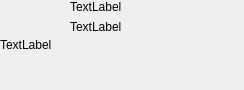
Old version of the form wengophone/src/presentation/qt/toaster/QtCallToaster.ui in the repository tkrotoff/WengoPhone.
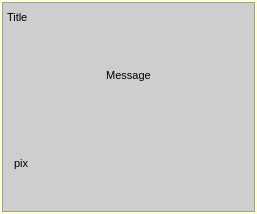
New version of the form. Icons and pictures are not drawn. Custom widgets are drawn as their Qt base class.

Commit message: Bug fix + new design for toasters

```diff
--- a/wengophone/src/presentation/qt/toaster/QtCallToaster.ui
+++ b/wengophone/src/presentation/qt/toaster/QtCallToaster.ui
@@ -8,122 +8,764 @@
    <rect>
     <x>0</x>
     <y>0</y>
-    <width>244</width>
-    <height>70</height>
+    <width>257</width>
+    <height>214</height>
    </rect>
   </property>
+  <property name="palette" >
+   <palette>
+    <active>
+     <color>
+      <red>0</red>
+      <green>0</green>
+      <blue>0</blue>
+     </color>
+     <color>
+      <red>212</red>
+      <green>208</green>
+      <blue>200</blue>
+     </color>
+     <color>
+      <red>255</red>
+      <green>255</green>
+      <blue>255</blue>
+     </color>
+     <color>
+      <red>234</red>
+      <green>229</green>
+      <blue>220</blue>
+     </color>
+     <color>
+      <red>128</red>
+      <green>128</green>
+      <blue>128</blue>
+     </color>
+     <color>
+      <red>141</red>
+      <green>139</green>
+      <blue>133</blue>
+     </color>
+     <color>
+      <red>0</red>
+      <green>0</green>
+      <blue>0</blue>
+     </color>
+     <color>
+      <red>255</red>
+      <green>255</green>
+      <blue>255</blue>
+     </color>
+     <color>
+      <red>0</red>
+      <green>0</green>
+      <blue>0</blue>
+     </color>
+     <color>
+      <red>255</red>
+      <green>255</green>
+      <blue>255</blue>
+     </color>
+     <color>
+      <red>255</red>
+      <green>255</green>
+      <blue>210</blue>
+     </color>
+     <color>
+      <red>64</red>
+      <green>64</green>
+      <blue>64</blue>
+     </color>
+     <color>
+      <red>10</red>
+      <green>36</green>
+      <blue>106</blue>
+     </color>
+     <color>
+      <red>255</red>
+      <green>255</green>
+      <blue>255</blue>
+     </color>
+     <color>
+      <red>0</red>
+      <green>0</green>
+      <blue>255</blue>
+     </color>
+     <color>
+      <red>255</red>
+      <green>0</green>
+      <blue>255</blue>
+     </color>
+     <color>
+      <red>232</red>
+      <green>232</green>
+      <blue>232</blue>
+     </color>
+    </active>
+    <inactive>
+     <color>
+      <red>0</red>
+      <green>0</green>
+      <blue>0</blue>
+     </color>
+     <color>
+      <red>212</red>
+      <green>208</green>
+      <blue>200</blue>
+     </color>
+     <color>
+      <red>255</red>
+      <green>255</green>
+      <blue>255</blue>
+     </color>
+     <color>
+      <red>234</red>
+      <green>229</green>
+      <blue>220</blue>
+     </color>
+     <color>
+      <red>128</red>
+      <green>128</green>
+      <blue>128</blue>
+     </color>
+     <color>
+      <red>141</red>
+      <green>139</green>
+      <blue>133</blue>
+     </color>
+     <color>
+      <red>0</red>
+      <green>0</green>
+      <blue>0</blue>
+     </color>
+     <color>
+      <red>255</red>
+      <green>255</green>
+      <blue>255</blue>
+     </color>
+     <color>
+      <red>0</red>
+      <green>0</green>
+      <blue>0</blue>
+     </color>
+     <color>
+      <red>255</red>
+      <green>255</green>
+      <blue>255</blue>
+     </color>
+     <color>
+      <red>255</red>
+      <green>255</green>
+      <blue>210</blue>
+     </color>
+     <color>
+      <red>64</red>
+      <green>64</green>
+      <blue>64</blue>
+     </color>
+     <color>
+      <red>212</red>
+      <green>208</green>
+      <blue>200</blue>
+     </color>
+     <color>
+      <red>0</red>
+      <green>0</green>
+      <blue>0</blue>
+     </color>
+     <color>
+      <red>0</red>
+      <green>0</green>
+      <blue>255</blue>
+     </color>
+     <color>
+      <red>255</red>
+      <green>0</green>
+      <blue>255</blue>
+     </color>
+     <color>
+      <red>232</red>
+      <green>232</green>
+      <blue>232</blue>
+     </color>
+    </inactive>
+    <disabled>
+     <color>
+      <red>106</red>
+      <green>104</green>
+      <blue>100</blue>
+     </color>
+     <color>
+      <red>212</red>
+      <green>208</green>
+      <blue>200</blue>
+     </color>
+     <color>
+      <red>255</red>
+      <green>255</green>
+      <blue>255</blue>
+     </color>
+     <color>
+      <red>233</red>
+      <green>231</green>
+      <blue>227</blue>
+     </color>
+     <color>
+      <red>128</red>
+      <green>128</green>
+      <blue>128</blue>
+     </color>
+     <color>
+      <red>141</red>
+      <green>139</green>
+      <blue>133</blue>
+     </color>
+     <color>
+      <red>106</red>
+      <green>104</green>
+      <blue>100</blue>
+     </color>
+     <color>
+      <red>255</red>
+      <green>255</green>
+      <blue>255</blue>
+     </color>
+     <color>
+      <red>106</red>
+      <green>104</green>
+      <blue>100</blue>
+     </color>
+     <color>
+      <red>255</red>
+      <green>255</green>
+      <blue>210</blue>
+     </color>
+     <color>
+      <red>255</red>
+      <green>255</green>
+      <blue>210</blue>
+     </color>
+     <color>
+      <red>0</red>
+      <green>0</green>
+      <blue>0</blue>
+     </color>
+     <color>
+      <red>10</red>
+      <green>36</green>
+      <blue>106</blue>
+     </color>
+     <color>
+      <red>255</red>
+      <green>255</green>
+      <blue>255</blue>
+     </color>
+     <color>
+      <red>0</red>
+      <green>0</green>
+      <blue>255</blue>
+     </color>
+     <color>
+      <red>255</red>
+      <green>0</green>
+      <blue>255</blue>
+     </color>
+     <color>
+      <red>232</red>
+      <green>232</green>
+      <blue>232</blue>
+     </color>
+    </disabled>
+   </palette>
+  </property>
   <property name="windowTitle" >
    <string>Form</string>
   </property>
+  <property name="autoFillBackground" >
+   <bool>true</bool>
+  </property>
   <layout class="QGridLayout" >
    <property name="margin" >
-    <number>0</number>
+    <number>2</number>
    </property>
    <property name="spacing" >
     <number>0</number>
    </property>
-   <item row="0" column="1" >
-    <layout class="QVBoxLayout" >
-     <property name="margin" >
-      <number>0</number>
+   <item row="0" column="0" >
+    <widget class="QFrame" name="frame_3" >
+     <property name="palette" >
+      <palette>
+       <active>
+        <color>
+         <red>0</red>
+         <green>0</green>
+         <blue>0</blue>
+        </color>
+        <color>
+         <red>212</red>
+         <green>208</green>
+         <blue>200</blue>
+        </color>
+        <color>
+         <red>255</red>
+         <green>255</green>
+         <blue>255</blue>
+        </color>
+        <color>
+         <red>234</red>
+         <green>229</green>
+         <blue>220</blue>
+        </color>
+        <color>
+         <red>128</red>
+         <green>128</green>
+         <blue>128</blue>
+        </color>
+        <color>
+         <red>141</red>
+         <green>139</green>
+         <blue>133</blue>
+        </color>
+        <color>
+         <red>0</red>
+         <green>0</green>
+         <blue>0</blue>
+        </color>
+        <color>
+         <red>255</red>
+         <green>255</green>
+         <blue>255</blue>
+        </color>
+        <color>
+         <red>0</red>
+         <green>0</green>
+         <blue>0</blue>
+        </color>
+        <color>
+         <red>255</red>
+         <green>255</green>
+         <blue>255</blue>
+        </color>
+        <color>
+         <red>206</red>
+         <green>206</green>
+         <blue>206</blue>
+        </color>
+        <color>
+         <red>64</red>
+         <green>64</green>
+         <blue>64</blue>
+        </color>
+        <color>
+         <red>10</red>
+         <green>36</green>
+         <blue>106</blue>
+        </color>
+        <color>
+         <red>255</red>
+         <green>255</green>
+         <blue>255</blue>
+        </color>
+        <color>
+         <red>0</red>
+         <green>0</green>
+         <blue>255</blue>
+        </color>
+        <color>
+         <red>255</red>
+         <green>0</green>
+         <blue>255</blue>
+        </color>
+        <color>
+         <red>232</red>
+         <green>232</green>
+         <blue>232</blue>
+        </color>
+       </active>
+       <inactive>
+        <color>
+         <red>0</red>
+         <green>0</green>
+         <blue>0</blue>
+        </color>
+        <color>
+         <red>212</red>
+         <green>208</green>
+         <blue>200</blue>
+        </color>
+        <color>
+         <red>255</red>
+         <green>255</green>
+         <blue>255</blue>
+        </color>
+        <color>
+         <red>234</red>
+         <green>229</green>
+         <blue>220</blue>
+        </color>
+        <color>
+         <red>128</red>
+         <green>128</green>
+         <blue>128</blue>
+        </color>
+        <color>
+         <red>141</red>
+         <green>139</green>
+         <blue>133</blue>
+        </color>
+        <color>
+         <red>0</red>
+         <green>0</green>
+         <blue>0</blue>
+        </color>
+        <color>
+         <red>255</red>
+         <green>255</green>
+         <blue>255</blue>
+        </color>
+        <color>
+         <red>0</red>
+         <green>0</green>
+         <blue>0</blue>
+        </color>
+        <color>
+         <red>255</red>
+         <green>255</green>
+         <blue>255</blue>
+        </color>
+        <color>
+         <red>206</red>
+         <green>206</green>
+         <blue>206</blue>
+        </color>
+        <color>
+         <red>64</red>
+         <green>64</green>
+         <blue>64</blue>
+        </color>
+        <color>
+         <red>212</red>
+         <green>208</green>
+         <blue>200</blue>
+        </color>
+        <color>
+         <red>0</red>
+         <green>0</green>
+         <blue>0</blue>
+        </color>
+        <color>
+         <red>0</red>
+         <green>0</green>
+         <blue>255</blue>
+        </color>
+        <color>
+         <red>255</red>
+         <green>0</green>
+         <blue>255</blue>
+        </color>
+        <color>
+         <red>232</red>
+         <green>232</green>
+         <blue>232</blue>
+        </color>
+       </inactive>
+       <disabled>
+        <color>
+         <red>106</red>
+         <green>104</green>
+         <blue>100</blue>
+        </color>
+        <color>
+         <red>212</red>
+         <green>208</green>
+         <blue>200</blue>
+        </color>
+        <color>
+         <red>255</red>
+         <green>255</green>
+         <blue>255</blue>
+        </color>
+        <color>
+         <red>233</red>
+         <green>231</green>
+         <blue>227</blue>
+        </color>
+        <color>
+         <red>128</red>
+         <green>128</green>
+         <blue>128</blue>
+        </color>
+        <color>
+         <red>141</red>
+         <green>139</green>
+         <blue>133</blue>
+        </color>
+        <color>
+         <red>106</red>
+         <green>104</green>
+         <blue>100</blue>
+        </color>
+        <color>
+         <red>255</red>
+         <green>255</green>
+         <blue>255</blue>
+        </color>
+        <color>
+         <red>106</red>
+         <green>104</green>
+         <blue>100</blue>
+        </color>
+        <color>
+         <red>206</red>
+         <green>206</green>
+         <blue>206</blue>
+        </color>
+        <color>
+         <red>206</red>
+         <green>206</green>
+         <blue>206</blue>
+        </color>
+        <color>
+         <red>0</red>
+         <green>0</green>
+         <blue>0</blue>
+        </color>
+        <color>
+         <red>10</red>
+         <green>36</green>
+         <blue>106</blue>
+        </color>
+        <color>
+         <red>255</red>
+         <green>255</green>
+         <blue>255</blue>
+        </color>
+        <color>
+         <red>0</red>
+         <green>0</green>
+         <blue>255</blue>
+        </color>
+        <color>
+         <red>255</red>
+         <green>0</green>
+         <blue>255</blue>
+        </color>
+        <color>
+         <red>232</red>
+         <green>232</green>
+         <blue>232</blue>
+        </color>
+       </disabled>
+      </palette>
      </property>
-     <property name="spacing" >
-      <number>6</number>
+     <property name="autoFillBackground" >
+      <bool>true</bool>
      </property>
-     <item>
-      <widget class="QLabel" name="titleLabel" >
-       <property name="text" >
-        <string>TextLabel</string>
-       </property>
-      </widget>
-     </item>
-     <item>
-      <widget class="QLabel" name="messageLabel" >
-       <property name="text" >
-        <string>TextLabel</string>
-       </property>
-      </widget>
-     </item>
-    </layout>
-   </item>
-   <item row="1" column="1" >
-    <layout class="QHBoxLayout" >
-     <property name="margin" >
-      <number>0</number>
+     <property name="frameShape" >
+      <enum>QFrame::StyledPanel</enum>
      </property>
-     <property name="spacing" >
-      <number>0</number>
+     <property name="frameShadow" >
+      <enum>QFrame::Raised</enum>
      </property>
-     <item>
-      <widget class="QtWengoStyleLabel" name="hangupLabel" >
-       <property name="minimumSize" >
-        <size>
-         <width>28</width>
-         <height>56</height>
-        </size>
-       </property>
-       <property name="maximumSize" >
-        <size>
-         <width>28</width>
-         <height>56</height>
-        </size>
-       </property>
-       <property name="text" >
-        <string/>
-       </property>
-      </widget>
-     </item>
-     <item>
-      <widget class="QtWengoStyleLabel" name="callLabel" >
-       <property name="minimumSize" >
-        <size>
-         <width>48</width>
-         <height>56</height>
-        </size>
-       </property>
-       <property name="maximumSize" >
-        <size>
-         <width>48</width>
-         <height>56</height>
-        </size>
-       </property>
-       <property name="text" >
-        <string/>
-       </property>
-      </widget>
-     </item>
-     <item>
-      <spacer>
-       <property name="orientation" >
-        <enum>Qt::Horizontal</enum>
-       </property>
-       <property name="sizeHint" >
-        <size>
-         <width>40</width>
-         <height>20</height>
-        </size>
-       </property>
-      </spacer>
-     </item>
-    </layout>
-   </item>
-   <item rowspan="2" row="0" column="0" >
-    <widget class="QLabel" name="pixmapLabel" >
-     <property name="minimumSize" >
-      <size>
-       <width>70</width>
-       <height>70</height>
-      </size>
-     </property>
-     <property name="maximumSize" >
-      <size>
-       <width>70</width>
-       <height>70</height>
-      </size>
-     </property>
-     <property name="text" >
-      <string>TextLabel</string>
-     </property>
+     <layout class="QGridLayout" >
+      <property name="margin" >
+       <number>2</number>
+      </property>
+      <property name="spacing" >
+       <number>0</number>
+      </property>
+      <item row="2" column="0" >
+       <widget class="QFrame" name="frame" >
+        <property name="frameShape" >
+         <enum>QFrame::NoFrame</enum>
+        </property>
+        <property name="frameShadow" >
+         <enum>QFrame::Raised</enum>
+        </property>
+        <layout class="QGridLayout" >
+         <property name="margin" >
+          <number>9</number>
+         </property>
+         <property name="spacing" >
+          <number>6</number>
+         </property>
+         <item row="0" column="0" >
+          <widget class="QLabel" name="pixmapLabel" >
+           <property name="minimumSize" >
+            <size>
+             <width>70</width>
+             <height>70</height>
+            </size>
+           </property>
+           <property name="maximumSize" >
+            <size>
+             <width>70</width>
+             <height>70</height>
+            </size>
+           </property>
+           <property name="text" >
+            <string>&lt;html>&lt;head>&lt;meta name="qrichtext" content="1" />&lt;/head>&lt;body style=" white-space: pre-wrap; font-family:MS Shell Dlg; font-size:8.25pt; font-weight:400; font-style:normal; text-decoration:none;">&lt;p style=" margin-top:0px; margin-bottom:0px; margin-left:0px; margin-right:0px; -qt-block-indent:0; text-indent:0px;">&lt;span style=" font-size:8pt;">pix&lt;/span>&lt;/p>&lt;/body>&lt;/html></string>
+           </property>
+          </widget>
+         </item>
+        </layout>
+       </widget>
+      </item>
+      <item row="2" column="1" >
+       <widget class="QFrame" name="frame_2" >
+        <property name="frameShape" >
+         <enum>QFrame::NoFrame</enum>
+        </property>
+        <property name="frameShadow" >
+         <enum>QFrame::Raised</enum>
+        </property>
+        <layout class="QGridLayout" >
+         <property name="margin" >
+          <number>9</number>
+         </property>
+         <property name="spacing" >
+          <number>6</number>
+         </property>
+         <item row="0" column="0" >
+          <layout class="QHBoxLayout" >
+           <property name="margin" >
+            <number>0</number>
+           </property>
+           <property name="spacing" >
+            <number>0</number>
+           </property>
+           <item>
+            <widget class="QtWengoStyleLabel" name="hangupLabel" >
+             <property name="minimumSize" >
+              <size>
+               <width>28</width>
+               <height>56</height>
+              </size>
+             </property>
+             <property name="maximumSize" >
+              <size>
+               <width>28</width>
+               <height>56</height>
+              </size>
+             </property>
+             <property name="frameShape" >
+              <enum>QFrame::NoFrame</enum>
+             </property>
+             <property name="text" >
+              <string/>
+             </property>
+            </widget>
+           </item>
+           <item>
+            <widget class="QtWengoStyleLabel" name="callLabel" >
+             <property name="minimumSize" >
+              <size>
+               <width>48</width>
+               <height>56</height>
+              </size>
+             </property>
+             <property name="maximumSize" >
+              <size>
+               <width>48</width>
+               <height>56</height>
+              </size>
+             </property>
+             <property name="frameShape" >
+              <enum>QFrame::NoFrame</enum>
+             </property>
+             <property name="text" >
+              <string/>
+             </property>
+            </widget>
+           </item>
+           <item>
+            <spacer>
+             <property name="orientation" >
+              <enum>Qt::Horizontal</enum>
+             </property>
+             <property name="sizeHint" >
+              <size>
+               <width>41</width>
+               <height>20</height>
+              </size>
+             </property>
+            </spacer>
+           </item>
+          </layout>
+         </item>
+        </layout>
+       </widget>
+      </item>
+      <item row="0" column="0" colspan="2" >
+       <layout class="QHBoxLayout" >
+        <property name="margin" >
+         <number>2</number>
+        </property>
+        <property name="spacing" >
+         <number>0</number>
+        </property>
+        <item>
+         <widget class="QLabel" name="titleLabel" >
+          <property name="text" >
+           <string>&lt;html>&lt;head>&lt;meta name="qrichtext" content="1" />&lt;/head>&lt;body style=" white-space: pre-wrap; font-family:MS Shell Dlg; font-size:8.25pt; font-weight:400; font-style:normal; text-decoration:none;">&lt;p style=" margin-top:0px; margin-bottom:0px; margin-left:0px; margin-right:0px; -qt-block-indent:0; text-indent:0px;">&lt;span style=" font-size:8pt;">Title&lt;/span>&lt;/p>&lt;/body>&lt;/html></string>
+          </property>
+         </widget>
+        </item>
+        <item>
+         <spacer>
+          <property name="orientation" >
+           <enum>Qt::Horizontal</enum>
+          </property>
+          <property name="sizeHint" >
+           <size>
+            <width>40</width>
+            <height>20</height>
+           </size>
+          </property>
+         </spacer>
+        </item>
+        <item>
+         <widget class="QPushButton" name="closeButton" >
+          <property name="sizePolicy" >
+           <sizepolicy>
+            <hsizetype>0</hsizetype>
+            <vsizetype>0</vsizetype>
+            <horstretch>0</horstretch>
+            <verstretch>0</verstretch>
+           </sizepolicy>
+          </property>
+          <property name="minimumSize" >
+           <size>
+            <width>22</width>
+            <height>22</height>
+           </size>
+          </property>
+          <property name="maximumSize" >
+           <size>
+            <width>22</width>
+            <height>22</height>
+           </size>
+          </property>
+          <property name="icon" >
+           <iconset resource="../wengophone.qrc" >:/pics/close_normal.png</iconset>
+          </property>
+          <property name="flat" >
+           <bool>true</bool>
+          </property>
+         </widget>
+        </item>
+       </layout>
+      </item>
+      <item row="1" column="0" colspan="2" >
+       <widget class="QLabel" name="messageLabel" >
+        <property name="text" >
+         <string>&lt;html>&lt;head>&lt;meta name="qrichtext" content="1" />&lt;/head>&lt;body style=" white-space: pre-wrap; font-family:MS Shell Dlg; font-size:8.25pt; font-weight:400; font-style:normal; text-decoration:none;">&lt;p style=" margin-top:0px; margin-bottom:0px; margin-left:0px; margin-right:0px; -qt-block-indent:0; text-indent:0px;">&lt;span style=" font-size:8pt;">Message&lt;/span>&lt;/p>&lt;/body>&lt;/html></string>
+        </property>
+        <property name="alignment" >
+         <set>Qt::AlignCenter</set>
+        </property>
+       </widget>
+      </item>
+     </layout>
     </widget>
    </item>
   </layout>
```
The commit also changes 7 other files.
